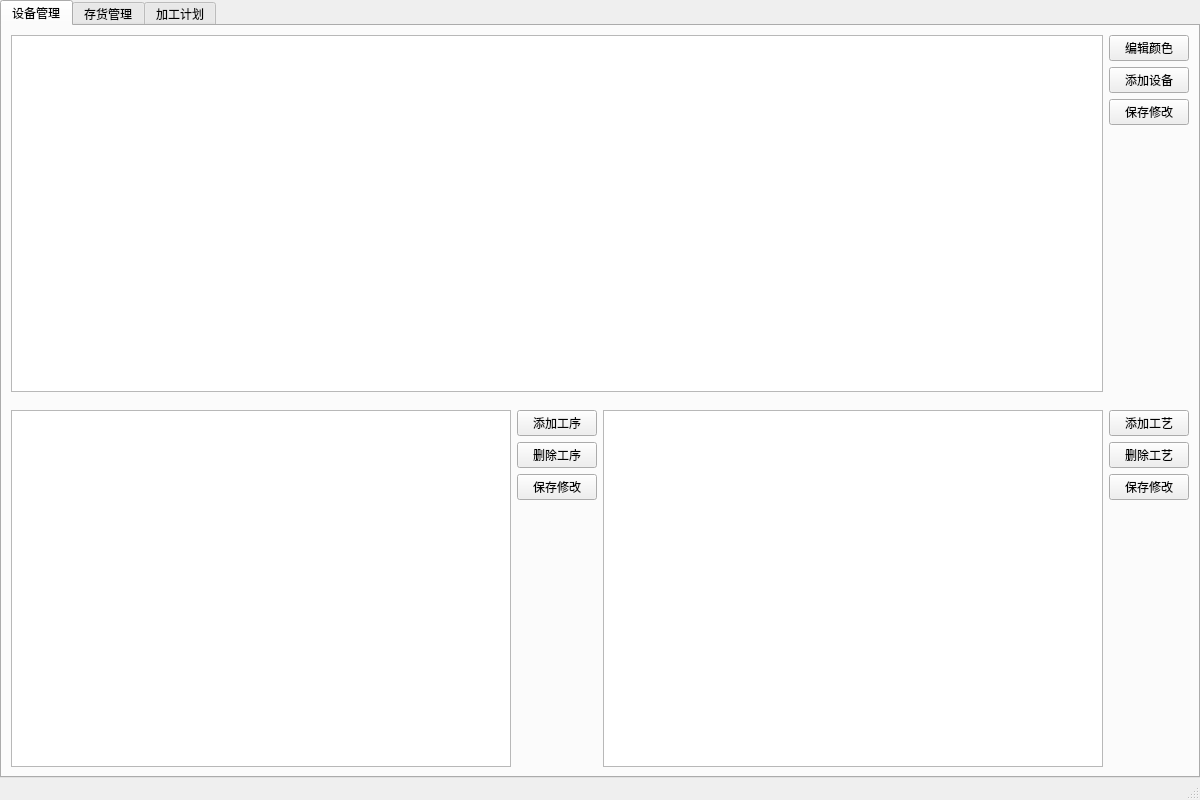
Old version of the form mainwindow.ui in the repository JunleU/product-planner.
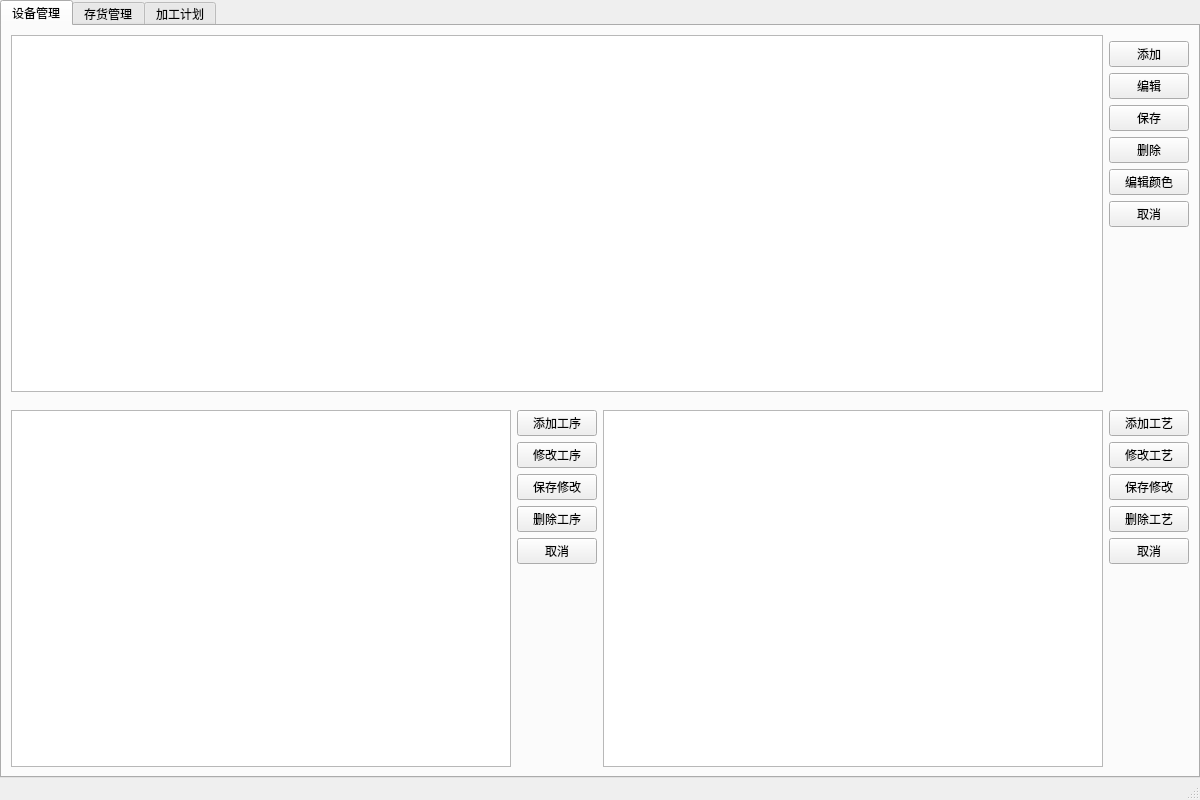
New version of the form. The open tabs and pages were chosen to show the change.

The edit to the form file:
```diff
--- a/mainwindow.ui
+++ b/mainwindow.ui
@@ -33,7 +33,7 @@
        <enum>QTabWidget::TabShape::Rounded</enum>
       </property>
       <property name="currentIndex">
-       <number>1</number>
+       <number>0</number>
       </property>
       <widget class="QWidget" name="tab">
        <attribute name="title">
@@ -58,7 +58,7 @@
         <item>
          <widget class="QWidget" name="widget" native="true">
           <layout class="QGridLayout" name="gridLayout_2">
-           <item row="3" column="1">
+           <item row="7" column="1">
             <spacer name="verticalSpacer_2">
              <property name="orientation">
               <enum>Qt::Orientation::Vertical</enum>
@@ -71,27 +71,48 @@
              </property>
             </spacer>
            </item>
-           <item row="1" column="1">
-            <widget class="QPushButton" name="pushButton_2">
-             <property name="text">
-              <string>添加设备</string>
-             </property>
-            </widget>
-           </item>
-           <item row="0" column="1">
-            <widget class="QPushButton" name="pushButton">
-             <property name="text">
-              <string>编辑颜色</string>
-             </property>
-            </widget>
-           </item>
-           <item row="0" column="0" rowspan="4">
+           <item row="0" column="0" rowspan="8">
             <widget class="QTableWidget" name="equips"/>
            </item>
+           <item row="1" column="1">
+            <widget class="QPushButton" name="btn_add_equip">
+             <property name="text">
+              <string>添加</string>
+             </property>
+            </widget>
+           </item>
+           <item row="3" column="1">
+            <widget class="QPushButton" name="btn_save_equip">
+             <property name="text">
+              <string>保存</string>
+             </property>
+            </widget>
+           </item>
+           <item row="6" column="1">
+            <widget class="QPushButton" name="btn_cancel_edit_equip">
+             <property name="text">
+              <string>取消</string>
+             </property>
+            </widget>
+           </item>
+           <item row="4" column="1">
+            <widget class="QPushButton" name="btn_del_equip">
+             <property name="text">
+              <string>删除</string>
+             </property>
+            </widget>
+           </item>
+           <item row="5" column="1">
+            <widget class="QPushButton" name="btn_edit_equip_color">
+             <property name="text">
+              <string>编辑颜色</string>
+             </property>
+            </widget>
+           </item>
            <item row="2" column="1">
-            <widget class="QPushButton" name="pushButton_4">
+            <widget class="QPushButton" name="btn_edit_equip">
              <property name="text">
-              <string>保存修改</string>
+              <string>编辑</string>
              </property>
             </widget>
            </item>
@@ -101,67 +122,95 @@
         <item>
          <widget class="QWidget" name="widget_2" native="true">
           <layout class="QGridLayout" name="gridLayout_3">
-           <item row="1" column="4">
-            <widget class="QPushButton" name="pushButton_7">
-             <property name="text">
-              <string>删除工艺</string>
-             </property>
-            </widget>
-           </item>
-           <item row="2" column="4">
-            <widget class="QPushButton" name="pushButton_8">
-             <property name="text">
-              <string>保存修改</string>
-             </property>
-            </widget>
-           </item>
-           <item row="0" column="0" rowspan="4">
-            <widget class="QTableWidget" name="steps"/>
-           </item>
-           <item row="3" column="4">
-            <spacer name="verticalSpacer">
-             <property name="orientation">
-              <enum>Qt::Orientation::Vertical</enum>
-             </property>
-             <property name="sizeHint" stdset="0">
-              <size>
-               <width>20</width>
-               <height>40</height>
-              </size>
-             </property>
-            </spacer>
-           </item>
            <item row="0" column="4">
-            <widget class="QPushButton" name="pushButton_6">
+            <widget class="QPushButton" name="btn_add_tech">
              <property name="text">
               <string>添加工艺</string>
              </property>
             </widget>
            </item>
-           <item row="0" column="2" rowspan="4">
+           <item row="3" column="4">
+            <widget class="QPushButton" name="btn_del_tech">
+             <property name="text">
+              <string>删除工艺</string>
+             </property>
+            </widget>
+           </item>
+           <item row="0" column="0" rowspan="7">
+            <widget class="QTableWidget" name="steps"/>
+           </item>
+           <item row="1" column="4">
+            <widget class="QPushButton" name="btn_edit_tech">
+             <property name="text">
+              <string>修改工艺</string>
+             </property>
+            </widget>
+           </item>
+           <item row="0" column="2" rowspan="7">
             <widget class="QTableWidget" name="techs"/>
            </item>
            <item row="0" column="1">
-            <widget class="QPushButton" name="pushButton_13">
+            <widget class="QPushButton" name="btn_add_step">
              <property name="text">
               <string>添加工序</string>
              </property>
             </widget>
            </item>
-           <item row="2" column="1">
-            <widget class="QPushButton" name="pushButton_14">
-             <property name="text">
-              <string>保存修改</string>
-             </property>
-            </widget>
-           </item>
            <item row="1" column="1">
-            <widget class="QPushButton" name="pushButton_15">
+            <widget class="QPushButton" name="btn_edit_step">
+             <property name="text">
+              <string>修改工序</string>
+             </property>
+            </widget>
+           </item>
+           <item row="6" column="4">
+            <spacer name="verticalSpacer">
+             <property name="orientation">
+              <enum>Qt::Orientation::Vertical</enum>
+             </property>
+             <property name="sizeHint" stdset="0">
+              <size>
+               <width>20</width>
+               <height>40</height>
+              </size>
+             </property>
+            </spacer>
+           </item>
+           <item row="2" column="4">
+            <widget class="QPushButton" name="btn_save_tech">
+             <property name="text">
+              <string>保存修改</string>
+             </property>
+            </widget>
+           </item>
+           <item row="2" column="1">
+            <widget class="QPushButton" name="btn_save_step">
+             <property name="text">
+              <string>保存修改</string>
+             </property>
+            </widget>
+           </item>
+           <item row="3" column="1">
+            <widget class="QPushButton" name="btn_del_step">
              <property name="text">
               <string>删除工序</string>
              </property>
             </widget>
            </item>
+           <item row="4" column="4">
+            <widget class="QPushButton" name="btn_cancel_tech">
+             <property name="text">
+              <string>取消</string>
+             </property>
+            </widget>
+           </item>
+           <item row="4" column="1">
+            <widget class="QPushButton" name="btn_cancel_step">
+             <property name="text">
+              <string>取消</string>
+             </property>
+            </widget>
+           </item>
           </layout>
          </widget>
         </item>
```
